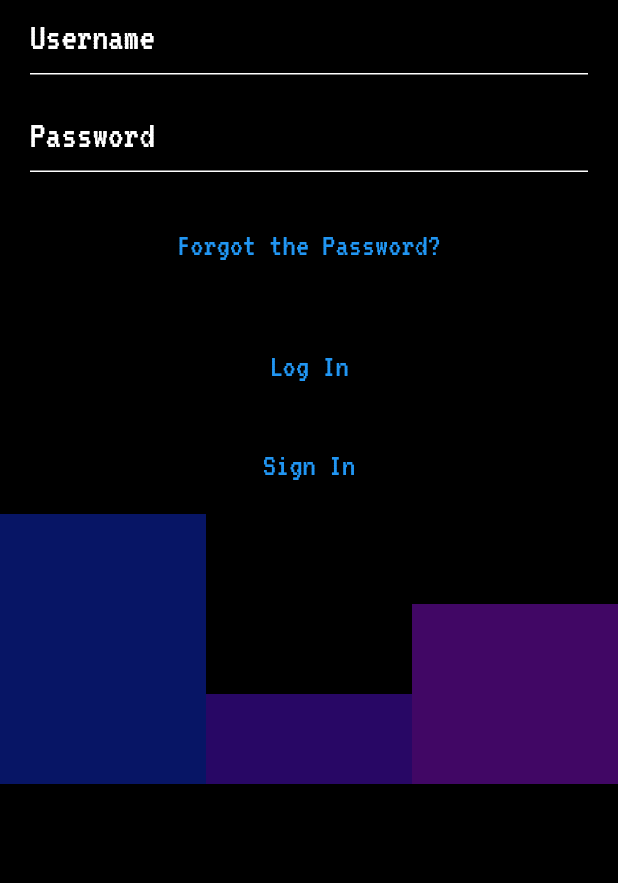
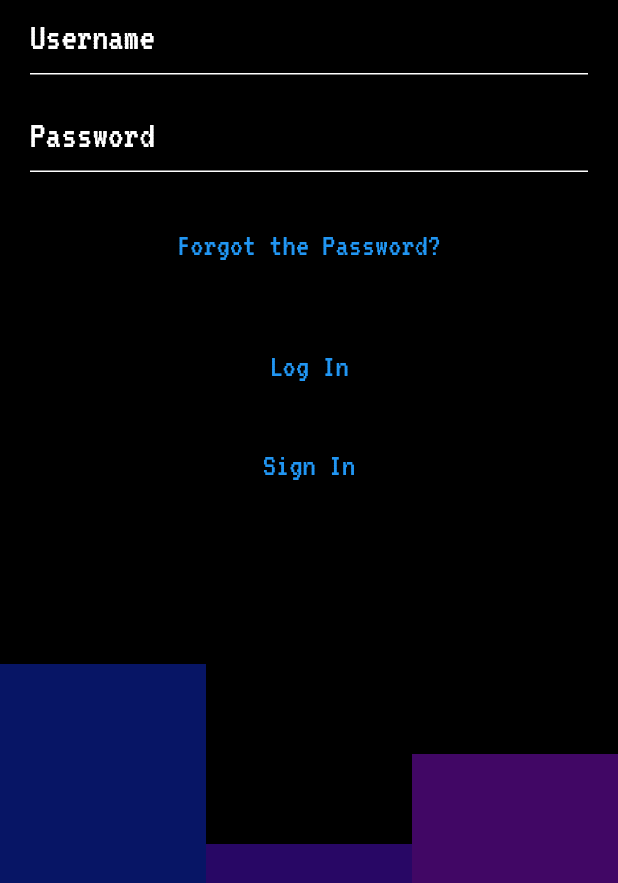
Before and after one commit to oguzhanzeybek/Dream_App, a Flutter app: the screen it shows after launch, on a phone screen of 412 x 824 dp, the part 353-1236 px from its top. Run offline on Flutter 3.47's test engine with Material 2 defaults, Android fonts, the phone set to English and light mode, and no system bars; our stand-ins replace cloud_firestore, firebase_core, google_fonts; missing offline and left inert: pixelarticons; accounts and stored records are empty.

Commit message:
temporary size arrangement

```diff
--- a/Notebook_App/notebook_app/lib/screens/login_page.dart
+++ b/Notebook_App/notebook_app/lib/screens/login_page.dart
@@ -1,6 +1,8 @@
 //@copied from @oguzhanzeybek
 
 // ignore_for_file: prefer_const_constructors
+
+import 'dart:math';
 
 import 'package:flutter/material.dart';
 import 'package:google_fonts/google_fonts.dart';
@@ -153,6 +155,9 @@ class _LoginPageState extends State<LoginPage> {
                 ],
               ),
             ),
+            SizedBox(
+              height: 100, //telefondan telefona değişir, böyle kalmaması gerek.
+            ),
             Row(
               crossAxisAlignment: CrossAxisAlignment.end,
               children: [
```
